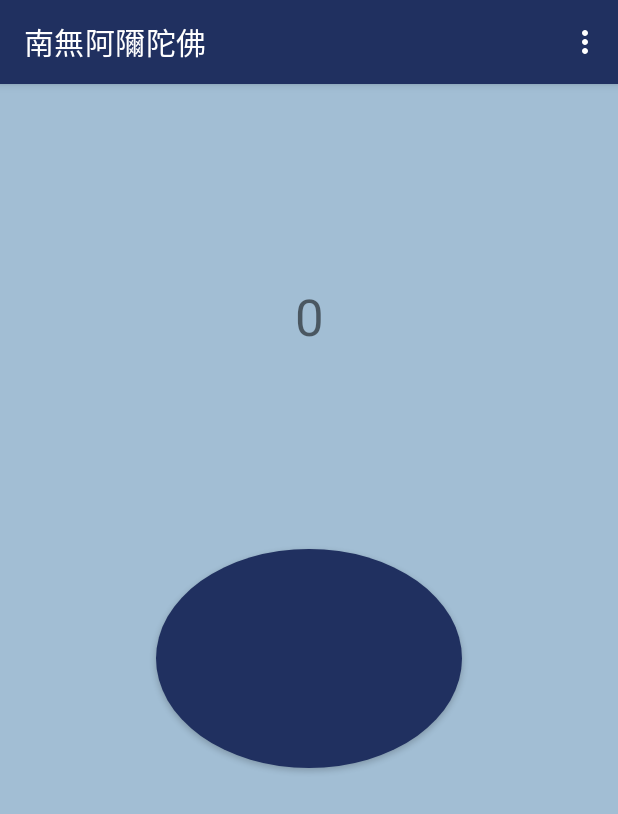
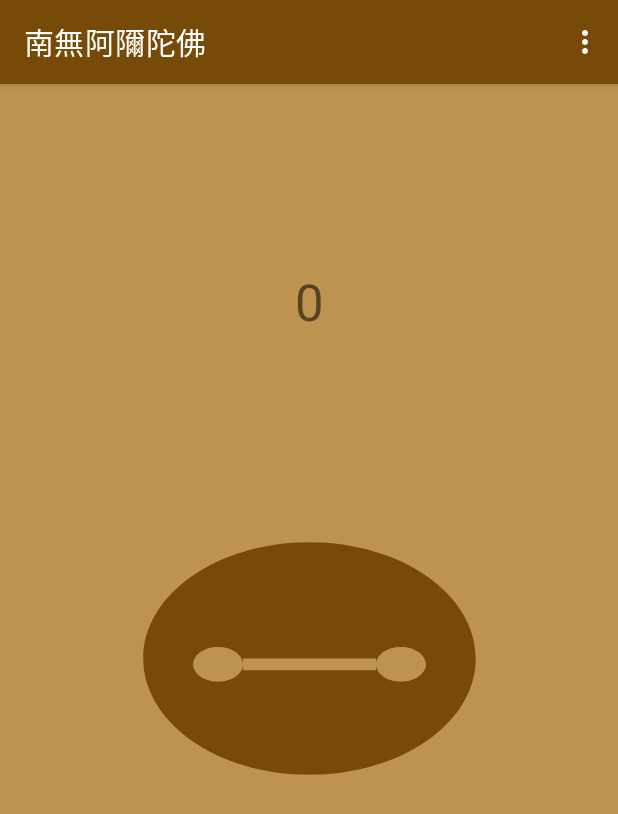
Before and after one commit to alexjean/BuddhaCount, an Android app: the screen it shows after launch (MainActivity), on a phone screen of 412 x 824 dp. Shown: the top 814 px of the screen. Run offline under Robolectric (Android 15) with nearby library versions, the phone set to English and light mode, and no system bars; our stand-ins replace navigation-ui.

Commit message:
按鈕 木魚, 調整顏色配合木魚色

```diff
--- /dev/null
+++ b/app/src/main/res/drawable/ic_smile_24.xml
@@ -0,0 +1,10 @@
+<vector xmlns:android="http://schemas.android.com/apk/res/android"
+    android:width="24dp"
+    android:height="24dp"
+    android:viewportWidth="24"
+    android:viewportHeight="24"
+    android:tint="?attr/colorControlNormal">
+  <path
+      android:fillColor="@android:color/white"
+      android:pathData="M11.99,2C6.47,2 2,6.48 2,12c0,5.52 4.47,10 9.99,10C17.52,22 22,17.52 22,12C22,6.48 17.52,2 11.99,2zM6.5,11C7.33,11 8,11.67 8,12.5S7.33,14 6.5,14S5,13.33 5,12.5S5.67,11 6.5,11zM8,12h8l0,0 0,1h-8zM17.5,14c-0.83,0 -1.5,-0.67 -1.5,-1.5S16.67,11 17.5,11S19,11.67 19,12.5S18.33,14 17.5,14z"/>
+</vector>
--- a/app/src/main/res/layout/fragment_ksitigarbha.xml
+++ b/app/src/main/res/layout/fragment_ksitigarbha.xml
@@ -34,9 +34,9 @@
 
     <Button
         android:id="@+id/button_count"
-        android:layout_width="204dp"
-        android:layout_height="146dp"
-        android:background="@drawable/btn_oval"
+        android:layout_width="266dp"
+        android:layout_height="186dp"
+        android:background="@drawable/ic_smile_24"
         app:layout_constraintBottom_toTopOf="@+id/button_first"
         app:layout_constraintEnd_toEndOf="parent"
         app:layout_constraintStart_toStartOf="parent"
--- a/app/src/main/res/layout/fragment_record.xml
+++ b/app/src/main/res/layout/fragment_record.xml
@@ -5,6 +5,7 @@
     android:id="@+id/constrainLayout"
     android:layout_width="match_parent"
     android:layout_height="match_parent"
+    android:background="@color/alex_background"
     tools:context=".RecordFragment">
 
 
--- a/app/src/main/res/values/colors.xml
+++ b/app/src/main/res/values/colors.xml
@@ -9,8 +9,11 @@
     <color name="white">#FFFFFFFF</color>
     <color name="colorBtn">#8080D0</color>
     <color name="colorWoodenKnocker">#774A08</color>
-    <color name="alex_background">#A2BED4</color>
-    <color name="alex_200">#FF4060C0</color>
-    <color name="alex_700">#FF203060</color>
+    <color name="good_background">#A2BED4</color>
+    <color name="good_200">#FF4060C0</color>
+    <color name="good_700">#FF203060</color>
+    <color name="alex_background">#be934f</color>
+    <color name="alex_200">#774A08</color>
+    <color name="alex_700">#774A08</color>
 
 </resources>
```
